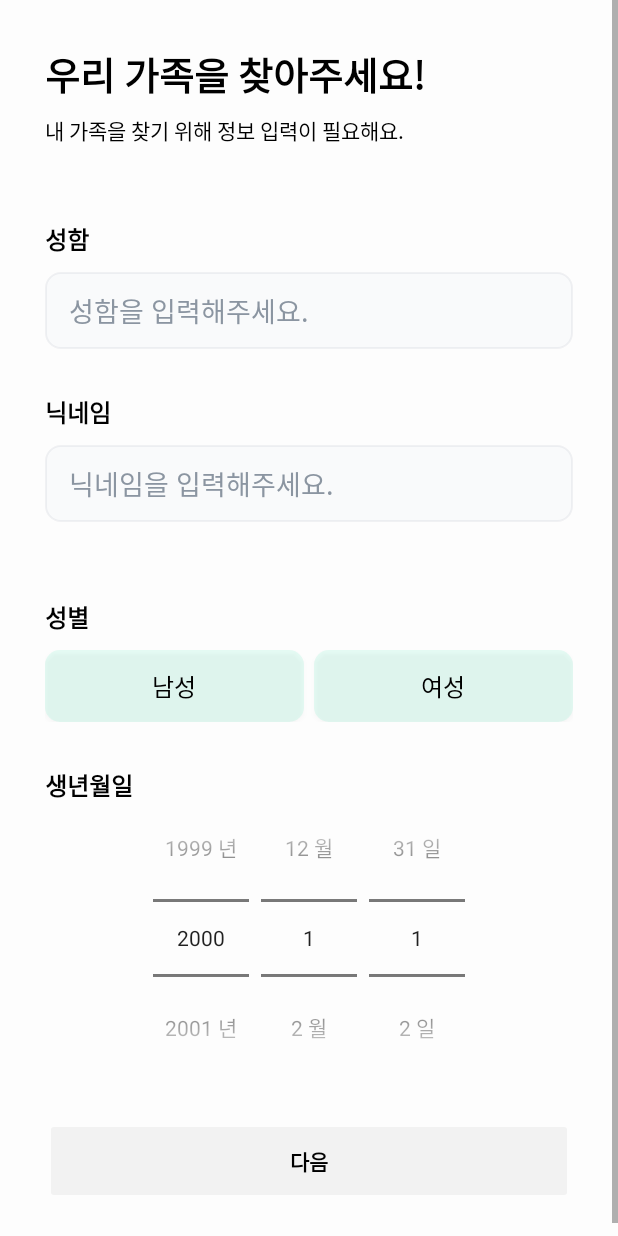
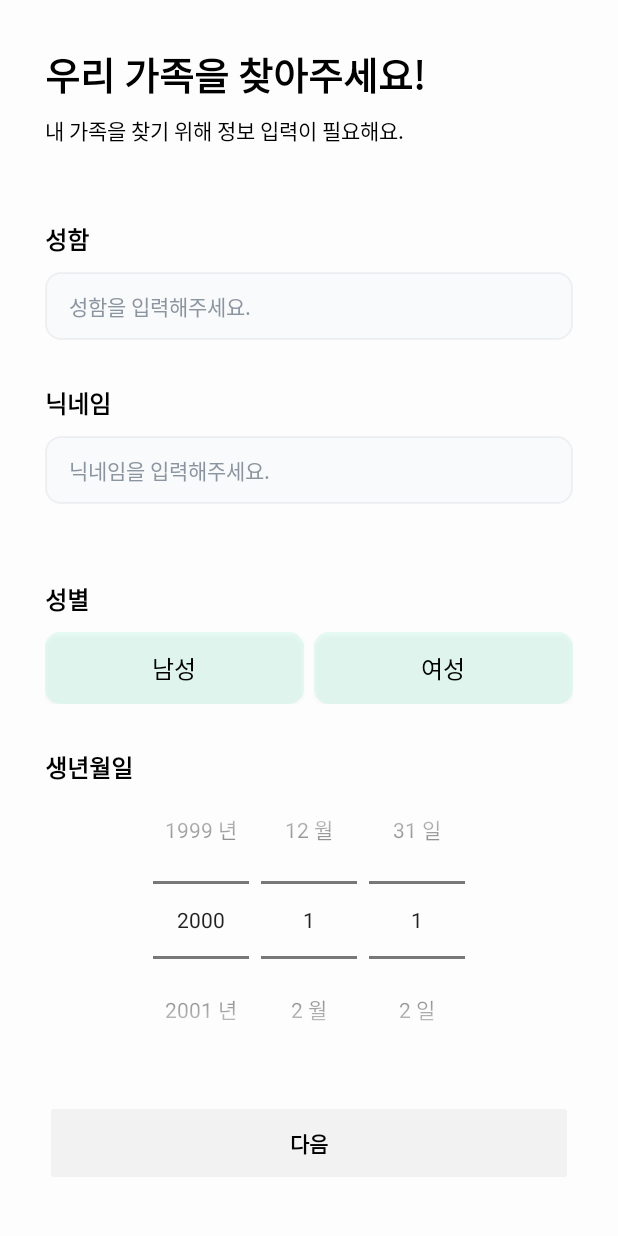
Before and after one commit to Devocean-TechWave/OLOL-android, an Android app built with Jetpack Compose: the fragment SignUpInfoFragment shown on its own in the app's theme, on a phone screen of 412 x 824 dp. Run offline under Robolectric (Android 15) with nearby library versions, the phone set to English and light mode, and no system bars; 1 statement that could not run was skipped.

Commit message:
[#4] fix: 회원가입 정보 입력 화면 수정

```diff
--- a/app/src/main/res/layout/fragment_sign_up_info.xml
+++ b/app/src/main/res/layout/fragment_sign_up_info.xml
@@ -63,6 +63,7 @@
                 android:ems="10"
                 android:hint="성함을 입력해주세요."
                 android:inputType="text"
+                android:textSize="14sp"
                 android:paddingHorizontal="16dp"
                 android:paddingVertical="12dp"
                 android:textColorHint="#8B95A1"
@@ -91,6 +92,7 @@
                 android:ems="10"
                 android:hint="닉네임을 입력해주세요."
                 android:inputType="text"
+                android:textSize="14sp"
                 android:paddingHorizontal="16dp"
                 android:paddingVertical="12dp"
                 android:textColorHint="#8B95A1"
```
